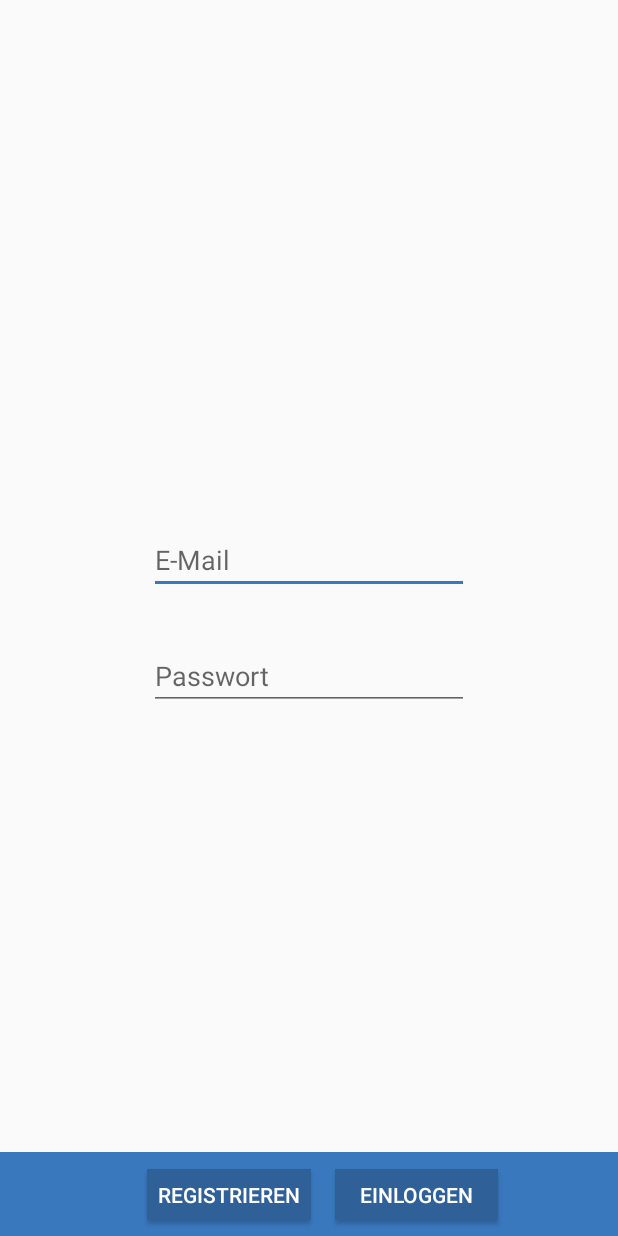
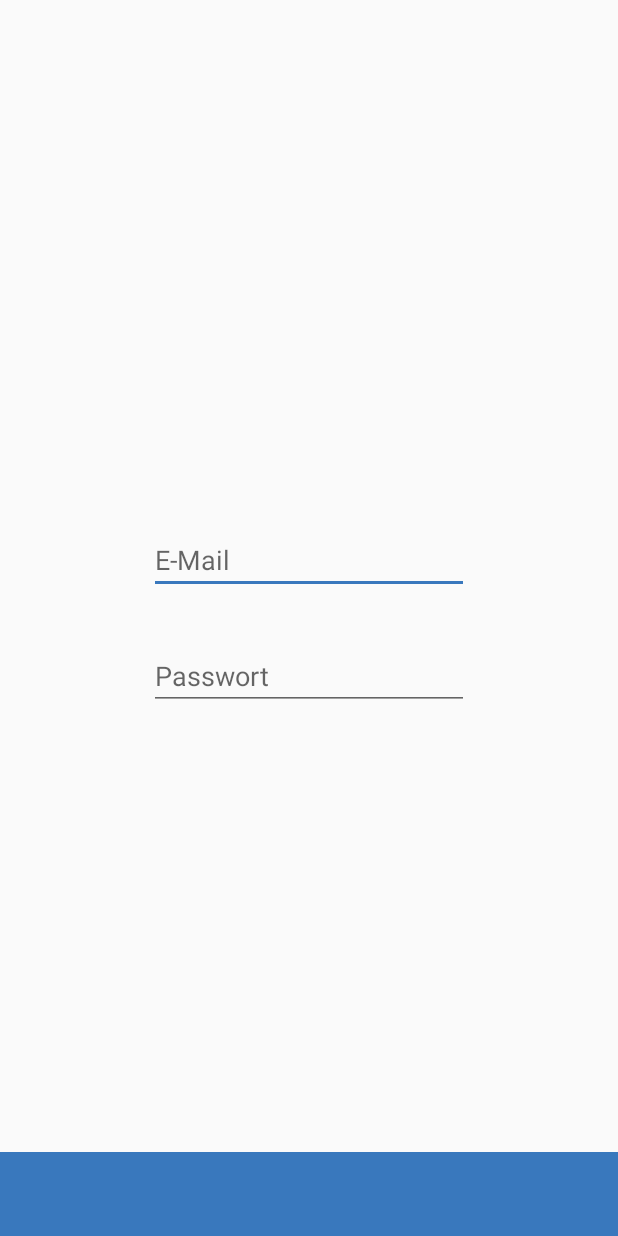
Before and after one commit to flxsch/uk-335, an Android app: the layout activity_login.xml on its own in the app's theme, with its tools: preview values and no code run, on a phone screen of 412 x 824 dp. Run offline under Robolectric (Android 15) with nearby library versions, the phone set to English and light mode, and no system bars.

```diff
--- a/app/src/main/res/layout/activity_login.xml
+++ b/app/src/main/res/layout/activity_login.xml
@@ -52,38 +52,4 @@
         app:layout_constraintEnd_toEndOf="parent"
         app:layout_constraintStart_toStartOf="parent" />
 
-    <LinearLayout
-        android:layout_width="250dp"
-        android:layout_height="50dp"
-        android:layout_marginStart="191dp"
-        android:layout_marginLeft="191dp"
-        android:layout_marginEnd="174dp"
-        android:layout_marginRight="174dp"
-        android:orientation="horizontal"
-        app:layout_constraintBottom_toBottomOf="@+id/toolbar"
-        app:layout_constraintEnd_toEndOf="@+id/toolbar"
-        app:layout_constraintStart_toStartOf="@+id/toolbar"
-        app:layout_constraintTop_toTopOf="@+id/toolbar">
-
-        <Button
-            android:id="@+id/button_register"
-            android:layout_width="match_parent"
-            android:layout_height="wrap_content"
-            android:layout_margin="8dp"
-            android:layout_weight="1"
-            android:background="@color/colorPrimaryDark"
-            android:text="@string/text_button_register"
-            android:textColor="#FFFFFF" />
-
-        <Button
-            android:id="@+id/button_login"
-            android:layout_width="match_parent"
-            android:layout_height="wrap_content"
-            android:layout_margin="8dp"
-            android:layout_weight="1"
-            android:background="@color/colorPrimaryDark"
-            android:text="@string/text_button_login"
-            android:textColor="#FFFFFF" />
-    </LinearLayout>
-
 </androidx.constraintlayout.widget.ConstraintLayout>
--- a/app/src/main/res/values/strings.xml
+++ b/app/src/main/res/values/strings.xml
@@ -7,7 +7,5 @@
     <string name="text_hint_email">E-Mail</string>
     <string name="text_hint_password">Passwort</string>
     <string name="place_holder_image">place_holder_image</string>
-    <string name="text_button_logout">Ausloggen</string>
-    <string name="text_button_login">Einloggen</string>
     <string name="text_button_register">Registrieren</string>
 </resources>
```
